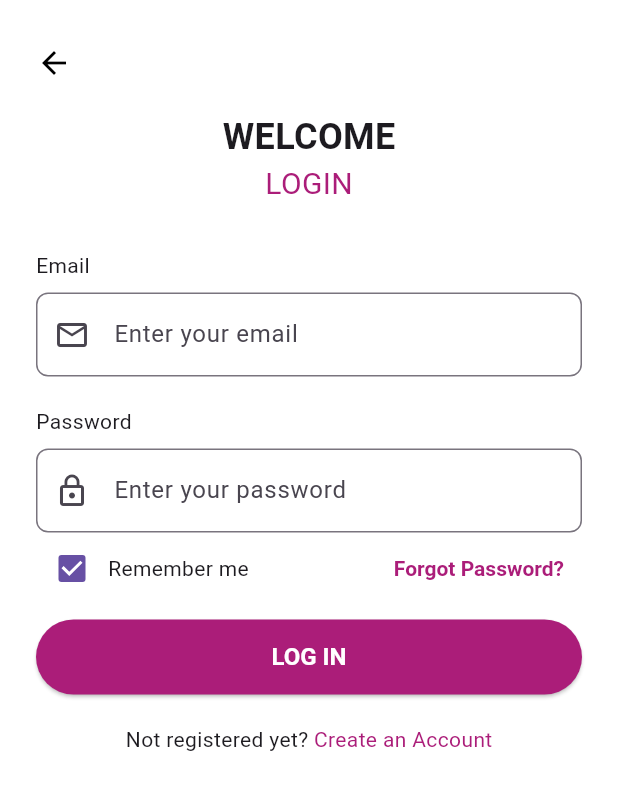
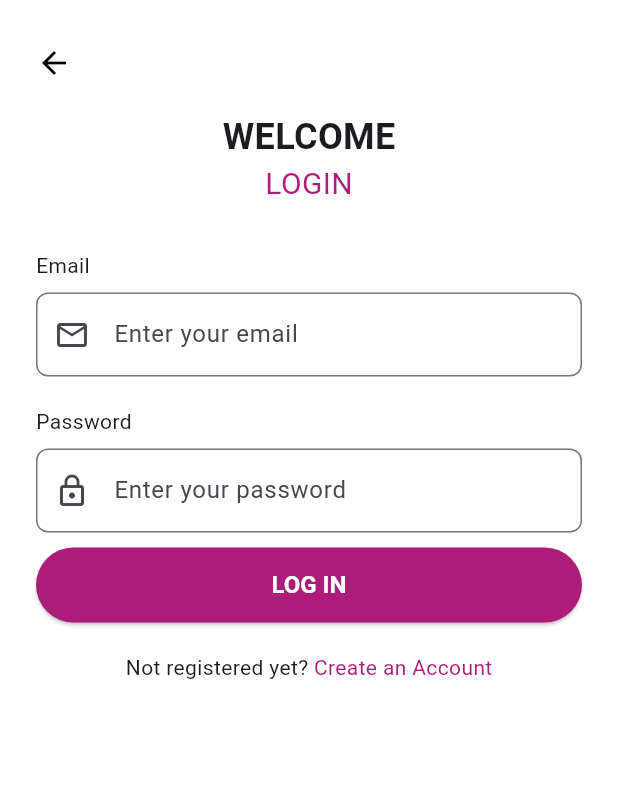
Before and after one commit to apekshaaw/RentMyFit, a Flutter app: the screen it shows after launch, on a phone screen of 412 x 824 dp. Shown: the top 790 px of the screen. Run offline on Flutter 3.47's test engine with Material 3 defaults, Android fonts, the phone set to English and light mode, and no system bars; our stand-ins replace equatable, flutter_bloc, get_it, hive, hive_flutter; accounts and stored records are empty; Roboto replaces fonts that are missing (AncizarSans, IntroRust).

Commit message:
Sprint-4: Connect LoginView UI with remote BLoC logic

```diff
--- a/lib/features/auth/presentation/view/login_view.dart
+++ b/lib/features/auth/presentation/view/login_view.dart
@@ -1,7 +1,6 @@
 import 'package:flutter/material.dart';
 import 'package:flutter_bloc/flutter_bloc.dart';
 import 'package:rent_my_fit/app/service_locator.dart';
-import 'package:rent_my_fit/features/auth/domain/repository/user_repository.dart';
 import 'package:rent_my_fit/features/auth/presentation/view_model/login_event.dart';
 import 'package:rent_my_fit/features/auth/presentation/view_model/login_state.dart';
 import 'package:rent_my_fit/features/auth/presentation/view_model/login_view_model.dart';
@@ -14,7 +13,7 @@ class LoginView extends StatelessWidget {
   @override
   Widget build(BuildContext context) {
     return BlocProvider(
-      create: (_) => LoginViewModel(sl<UserRepository>()),
+      create: (_) => LoginViewModel(sl()),
       child: const LoginContent(),
     );
   }
@@ -51,10 +50,10 @@ class _LoginContentState extends State<LoginContent> {
             listener: (context, state) {
               if (state is LoginSuccess) {
                 ScaffoldMessenger.of(context).showSnackBar(
-                  SnackBar(
-                    content: const Text('You are logged in'),
+                  const SnackBar(
+                    content: Text('You are logged in'),
+                    backgroundColor: Colors.green,
                     behavior: SnackBarBehavior.floating,
-                    backgroundColor: Colors.green,
                   ),
                 );
                 Navigator.pushReplacement(
@@ -65,8 +64,8 @@ class _LoginContentState extends State<LoginContent> {
                 ScaffoldMessenger.of(context).showSnackBar(
                   SnackBar(
                     content: Text(state.message),
+                    backgroundColor: Colors.red,
                     behavior: SnackBarBehavior.floating,
-                    backgroundColor: Colors.red,
                   ),
                 );
               }
@@ -77,16 +76,10 @@ class _LoginContentState extends State<LoginContent> {
                 const Icon(Icons.arrow_back),
                 const SizedBox(height: 20),
                 const Center(
-                  child: Text(
-                    "WELCOME",
-                    style: TextStyle(fontSize: 24, fontWeight: FontWeight.bold, fontFamily: 'IntroRust'),
-                  ),
+                  child: Text("WELCOME", style: TextStyle(fontSize: 24, fontWeight: FontWeight.bold)),
                 ),
                 const Center(
-                  child: Text(
-                    "LOGIN",
-                    style: TextStyle(fontSize: 20, color: Color(0xFFab1d79), fontFamily: 'IntroRust'),
-                  ),
+                  child: Text("LOGIN", style: TextStyle(fontSize: 20, color: Color(0xFFab1d79))),
                 ),
                 const SizedBox(height: 30),
                 const Text("Email"),
@@ -96,9 +89,7 @@ class _LoginContentState extends State<LoginContent> {
                   decoration: InputDecoration(
                     prefixIcon: const Icon(Icons.email_outlined),
                     hintText: 'Enter your email',
-                    border: OutlineInputBorder(
-                      borderRadius: BorderRadius.circular(8),
-                    ),
+                    border: OutlineInputBorder(borderRadius: BorderRadius.circular(8)),
                   ),
                 ),
                 const SizedBox(height: 20),
@@ -110,24 +101,8 @@ class _LoginContentState extends State<LoginContent> {
                   decoration: InputDecoration(
                     prefixIcon: const Icon(Icons.lock_outline),
                     hintText: 'Enter your password',
-                    border: OutlineInputBorder(
-                      borderRadius: BorderRadius.circular(8),
-                    ),
+                    border: OutlineInputBorder(borderRadius: BorderRadius.circular(8)),
                   ),
-                ),
-                Row(
-                  children: [
-                    Checkbox(value: true, onChanged: (value) {}),
-                    const Text("Remember me"),
-                    const Spacer(),
-                    TextButton(
-                      onPressed: () {},
-                      child: const Text(
-                        "Forgot Password?",
-                        style: TextStyle(color: Color(0xFFab1d79)),
-                      ),
-                    )
-                  ],
                 ),
                 const SizedBox(height: 10),
                 Center(
@@ -135,25 +110,17 @@ class _LoginContentState extends State<LoginContent> {
                     onPressed: () => handleLogin(context),
                     style: ElevatedButton.styleFrom(
                       backgroundColor: const Color(0xFFab1d79),
-                      shape: RoundedRectangleBorder(
-                        borderRadius: BorderRadius.circular(30),
-                      ),
+                      shape: RoundedRectangleBorder(borderRadius: BorderRadius.circular(30)),
                       minimumSize: const Size(double.infinity, 50),
                     ),
-                    child: const Text(
-                      "LOG IN",
-                      style: TextStyle(color: Colors.white),
-                    ),
+                    child: const Text("LOG IN", style: TextStyle(color: Colors.white)),
                   ),
                 ),
                 const SizedBox(height: 20),
                 Center(
                   child: GestureDetector(
                     onTap: () {
-                      Navigator.push(
-                        context,
-                        MaterialPageRoute(builder: (_) => const RegisterView()),
-                      );
+                      Navigator.push(context, MaterialPageRoute(builder: (_) => const RegisterView()));
                     },
                     child: const Text.rich(
                       TextSpan(
```
